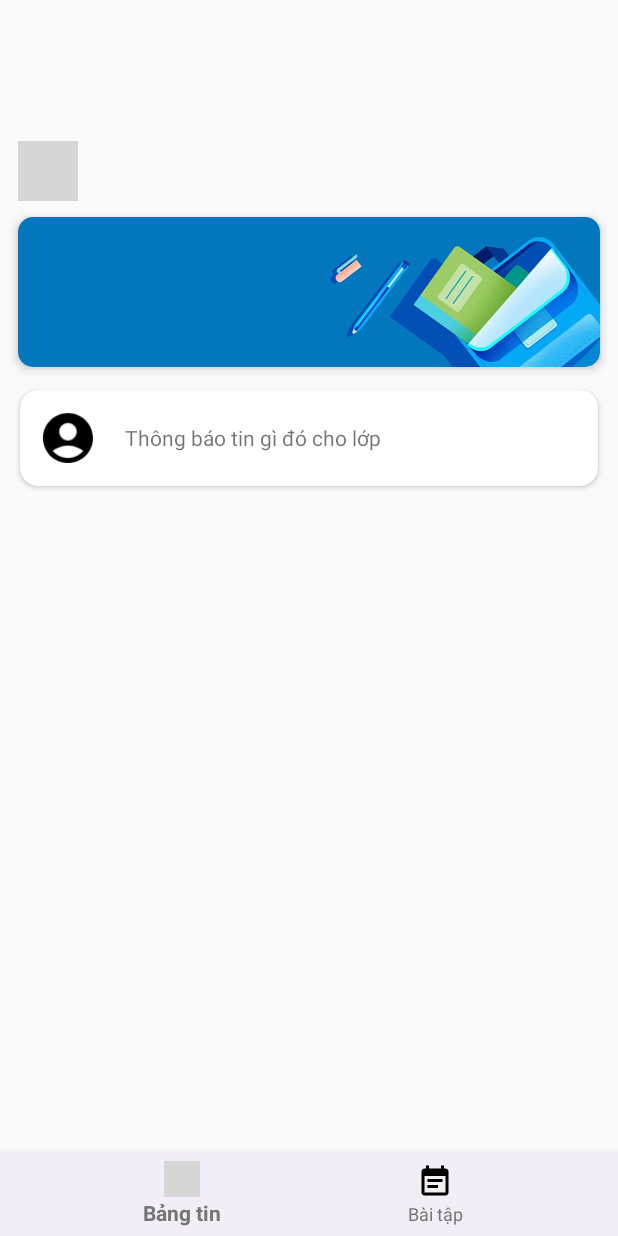
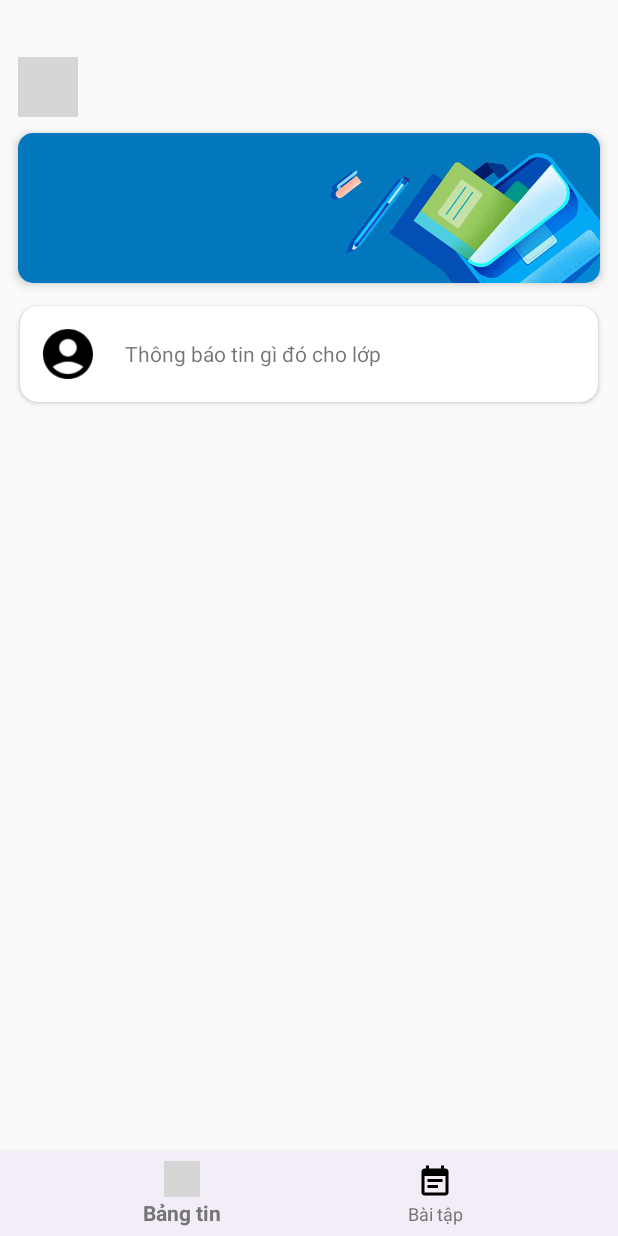
Before and after one commit to Kuku107/64CNTT1_Mobile, an Android app built with Jetpack Compose: the NewsFeedActivity screen opened directly, with no data from a screen before it, on a phone screen of 412 x 824 dp. Run offline under Robolectric (Android 15) with nearby library versions, the light colour scheme and no system bars; our stand-ins replace Firebase (no records; nobody signed in at launch, a user with empty details on screens opened directly); grey boxes are pictures that could not be loaded.

Commit message:
change label app to YourClassroom

```diff
--- a/YourClassroom/app/src/main/res/layout/activity_news_feed.xml
+++ b/YourClassroom/app/src/main/res/layout/activity_news_feed.xml
@@ -4,9 +4,7 @@
     android:layout_width="match_parent"
     android:layout_height="match_parent"
     android:orientation="vertical"
-    tools:context=".view.post.NewsFeedActivity"
-    android:paddingTop="?attr/actionBarSize">
-
+    tools:context=".view.post.NewsFeedActivity">
     <!-- Toolbar -->
     <androidx.appcompat.widget.Toolbar
         android:id="@+id/toolbar"
--- a/YourClassroom/app/src/main/res/values/strings.xml
+++ b/YourClassroom/app/src/main/res/values/strings.xml
@@ -1,5 +1,5 @@
 <resources>
-    <string name="app_name">YourClassRoom</string>
+    <string name="app_name">YourClassroom</string>
     <string name="news_feed">Bảng tin</string>
     <string name="exercise">Bài tập</string>
 </resources>
```
